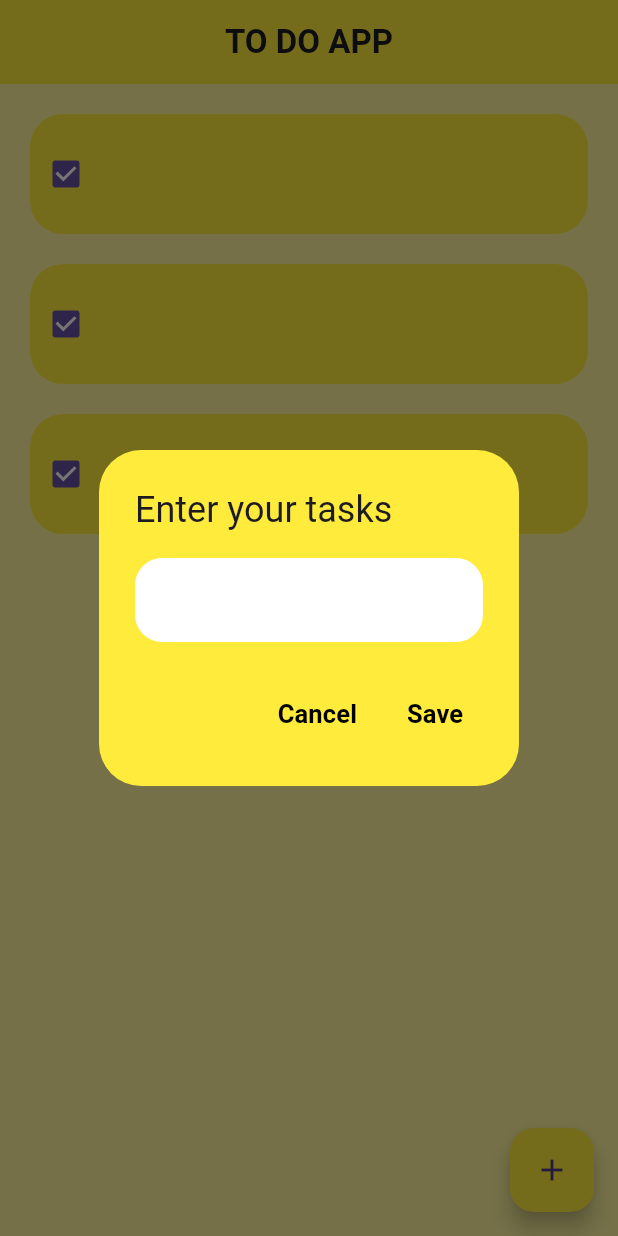
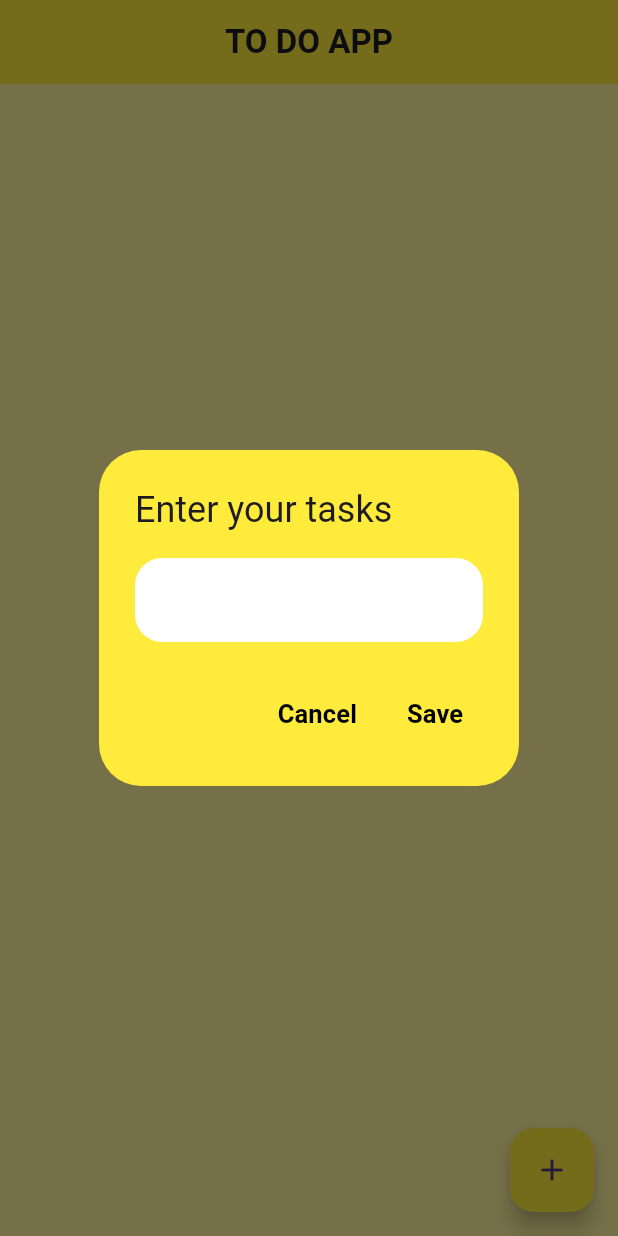
Before and after one commit to sohasara/To-Do, a Flutter app: the screen it shows after launch, after a tap on the "add" icon, on a phone screen of 412 x 824 dp. Run offline on Flutter 3.47's test engine with Material 3 defaults, Android fonts, the phone set to English and light mode, and no system bars.

Commit message:
remove container

```diff
--- a/lib/ui/home_page.dart
+++ b/lib/ui/home_page.dart
@@ -1,4 +1,5 @@
 import 'package:flutter/material.dart';
+import 'package:to_do/ui/view_task.dart';
 
 class Home extends StatelessWidget {
   const Home({super.key});
@@ -74,29 +75,12 @@ class Home extends StatelessWidget {
         itemCount: 3,
         itemBuilder: (context, index) {
           return Padding(
-            padding: const EdgeInsets.only(
-              top: 20.0,
-              left: 20,
-              right: 20,
-            ),
-            child: Container(
-              //padding: const EdgeInsets.all(8),
-              height: 80,
-              decoration: BoxDecoration(
-                borderRadius: BorderRadius.circular(22),
-                color: Colors.yellow,
+              padding: const EdgeInsets.only(
+                top: 20.0,
+                left: 20,
+                right: 20,
               ),
-              child: Row(
-                children: [
-                  Checkbox(
-                    value: true,
-                    onChanged: (value) {},
-                  ),
-                  Text(taskController.text),
-                ],
-              ),
-            ),
-          );
+              child: ViewTask());
         },
       ),
     );
--- a/lib/ui/view_task.dart
+++ b/lib/ui/view_task.dart
@@ -5,6 +5,6 @@ class ViewTask extends StatelessWidget {
 
   @override
   Widget build(BuildContext context) {
-    return const Placeholder();
+    return Container();
   }
 }
```
